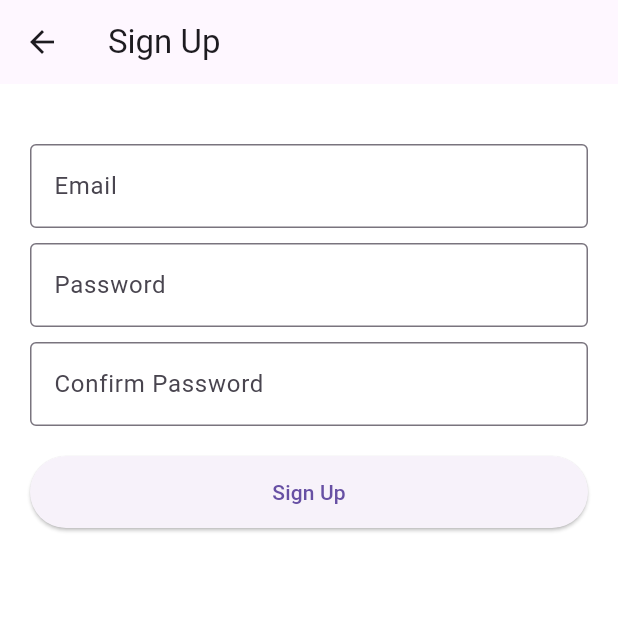
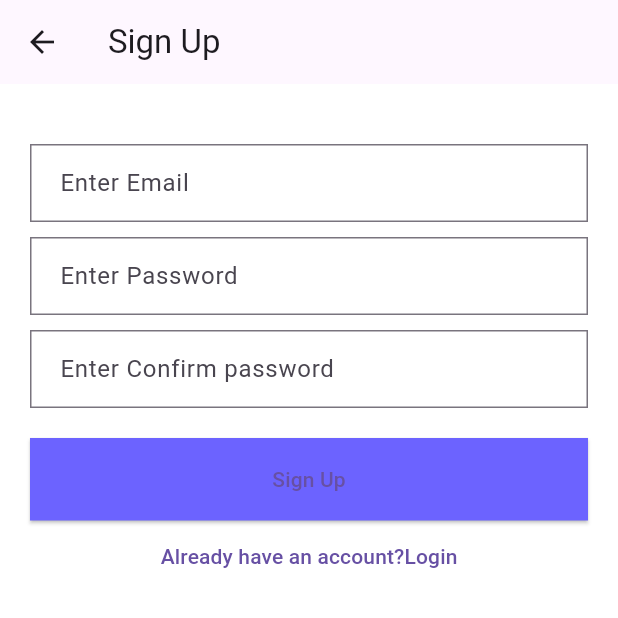
Before and after one commit to Vikashprajapat959/Task_buddy_app, a Flutter app: the screen it shows after launch, after a tap on "Don't have an account? Sign up here", on a phone screen of 412 x 824 dp, the top half of it. Run offline on Flutter 3.47's test engine with Material 3 defaults, Android fonts, the phone set to English and light mode, and no system bars.

Commit message:
Updated sign-up screen UI and fixed form validation issue

```diff
--- /dev/null
+++ b/lib/Constant/app_constant.dart
@@ -0,0 +1,11 @@
+import 'package:flutter/material.dart';
+
+class AppColors {
+  static const Color primaryColor = Color(0xFF6C63FF);
+  static const Color secondaryColor = Color(0xFF00BFA5);
+  static const Color backgroundColor = Color(0xFFF5F5F5);
+  static const Color textColor = Colors.black87;
+  static const Color hintColor = Colors.grey;
+  static const Color errorColor = Colors.redAccent;
+  static const Color buttonColor = Color(0xFF4CAF50);
+}
--- a/lib/screens/Signup_Screen.dart
+++ b/lib/screens/Signup_Screen.dart
@@ -1,4 +1,6 @@
 import 'package:flutter/material.dart';
+import 'package:task_buddy/Constant/app_constant.dart';
+import 'package:task_buddy/widgets/custome_textfield.dart';
 
 class SignupScreen extends StatefulWidget {
   const SignupScreen({super.key});
@@ -50,29 +52,36 @@ class _SignupScreenState extends State<SignupScreen> {
           child: Column(
             children: [
               const SizedBox(height: 20),
-              TextField(
+             CustomTextField(
+                  hintText: "Enter Email",
                   controller: emailController,
-                decoration: const InputDecoration(labelText: "Email"),
                 ),
               const SizedBox(height: 10),
-              TextField(
+              CustomTextField(
+                  hintText: "Enter Password",
                controller: passwordController,
-                obscureText: true,
-                decoration: const InputDecoration(labelText: "Password"),
                 ),
               const SizedBox(height: 10),
-              TextField(
+              CustomTextField(
+                  hintText: "Enter Confirm password",
                   controller: confirmController,
-                obscureText: true,
-                decoration: const InputDecoration(labelText: "Confirm Password"),
                 ),
               const SizedBox(height: 20),
               ElevatedButton(
+                style: ElevatedButton.styleFrom(
+    backgroundColor: AppColors.primaryColor,
+    minimumSize: const Size.fromHeight(55), // 👈 Height match karo
+    shape: RoundedRectangleBorder(
+      borderRadius: BorderRadius.circular(0),
+    ),
+  ),
                 onPressed: signUpUser,
-                style: ElevatedButton.styleFrom(
-                  minimumSize: const Size(double.infinity, 48),
+                child: Text("Sign Up"),
               ),
-                child: Text("Sign Up"),
+              TextButton(
+                  onPressed: () {
+                  },
+                  child: Text("Already have an account?Login"),
                 ),
             ],
           ),
--- a/lib/screens/login_screen.dart
+++ b/lib/screens/login_screen.dart
@@ -1,5 +1,8 @@
 import 'package:flutter/material.dart';
+import 'package:task_buddy/Constant/app_constant.dart';
+import 'package:task_buddy/widgets/custome_textfield.dart';
 import 'signup_screen.dart';
+
 
 class LoginScreen extends StatefulWidget {
   @override
@@ -44,24 +47,26 @@ class _LoginScreenState extends State<LoginScreen> {
                   style: TextStyle(fontSize: 26, fontWeight: FontWeight.bold),
                 ),
                 SizedBox(height: 20),
-                TextField(
+                CustomTextField(
+                  hintText: "Enter Email",
                   controller: emailController,
-                  decoration: InputDecoration(labelText: "Email"),
                 ),
                 SizedBox(height: 10),
-                TextField(
+                CustomTextField(
+                  hintText: "Enter Password",
                   controller: passwordController,
-                  obscureText: true,
-                  decoration: InputDecoration(labelText: "Password"),
                 ),
                 SizedBox(height: 20),
                 ElevatedButton(
+                   style: ElevatedButton.styleFrom(
+    backgroundColor: AppColors.primaryColor,
+    minimumSize: const Size.fromHeight(55), // 👈 Height match karo
+    shape: RoundedRectangleBorder(
+      borderRadius: BorderRadius.circular(0),
+    ),
+  ),
                   onPressed: loginUser,
-                  child: Text("Login"),
-                  style: ElevatedButton.styleFrom(
-                    minimumSize: Size(double.infinity, 48),
-                  ),
-                ),
+                  child: Text("Login",),),
                 TextButton(
                   onPressed: () {
                     Navigator.push(
--- /dev/null
+++ b/lib/widgets/custome_textfield.dart
@@ -0,0 +1,27 @@
+import 'package:flutter/material.dart';
+
+class CustomTextField extends StatelessWidget {
+  final String hintText;
+  final TextEditingController controller;
+  final bool isPassword;
+
+  const CustomTextField({
+    Key? key,
+    required this.hintText,
+    required this.controller,
+    this.isPassword = false,
+  }) : super(key: key);
+
+  @override
+  Widget build(BuildContext context) {
+    return TextField(
+      controller: controller,
+      obscureText: isPassword,
+      decoration: InputDecoration(
+        hintText: hintText,
+        border: OutlineInputBorder(borderRadius: BorderRadius.circular(0)),
+        contentPadding: EdgeInsets.symmetric(horizontal: 16, vertical: 14),
+      ),
+    );
+  }
+}
```
Lines whose indentation alone changed are shown as unchanged.
